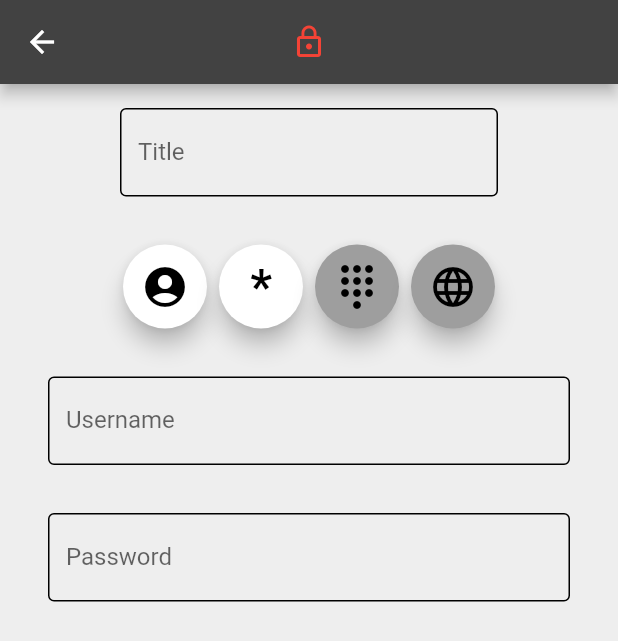
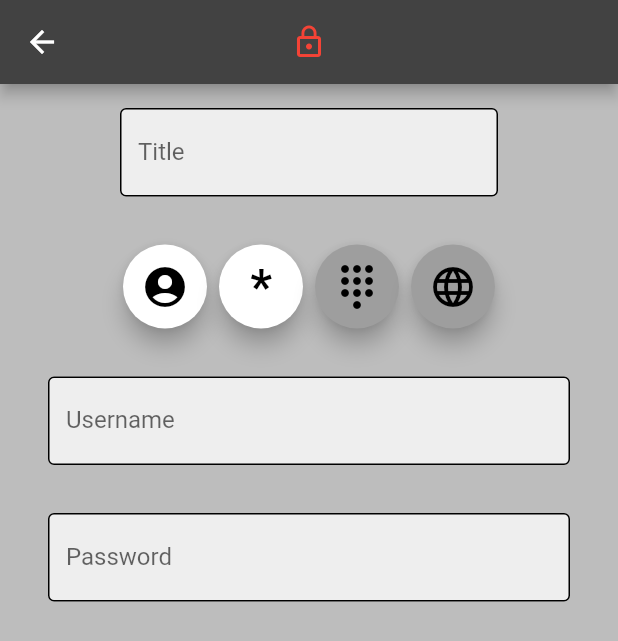
Before and after one commit to fiorcode/keyway, a Flutter app: the AlphaScreen screen opened by its route, on a phone screen of 412 x 824 dp. Shown: the top 641 px of the screen. Run offline on Flutter 3.47's test engine with Material 2 defaults, Android fonts, the phone set to English and light mode, and no system bars; our stand-ins replace connectivity, google_sign_in, shared_preferences, sqflite; missing offline and left inert: encrypt, googleapis; accounts and stored records are empty.

Commit message:
Update alpha_screen.dart

```diff
--- a/lib/screens/alpha_screen.dart
+++ b/lib/screens/alpha_screen.dart
@@ -164,7 +164,7 @@ class _AlphaScreenState extends State<AlphaScreen> {
     cripto = Provider.of<CriptoProvider>(context, listen: false);
     items = Provider.of<ItemProvider>(context, listen: false);
     return Scaffold(
-      backgroundColor: Theme.of(context).backgroundColor,
+      backgroundColor: Colors.grey[400],
       appBar: AppBar(
         centerTitle: true,
         title: cripto.locked
@@ -175,15 +175,10 @@ class _AlphaScreenState extends State<AlphaScreen> {
                 ),
                 onPressed: cripto.locked ? _lockSwitch : null,
               )
-            : IconButton(
-                icon: Icon(Icons.lock_open, color: Colors.green),
-                onPressed: null),
-        actions: <Widget>[
+            : null,
+        actions: [
           if (_titleCtrler.text.isNotEmpty && !cripto.locked)
-            IconButton(
-              icon: Icon(Icons.save),
-              onPressed: _save,
-            ),
+            IconButton(icon: Icon(Icons.save), onPressed: _save),
         ],
       ),
       body: Stack(
```
